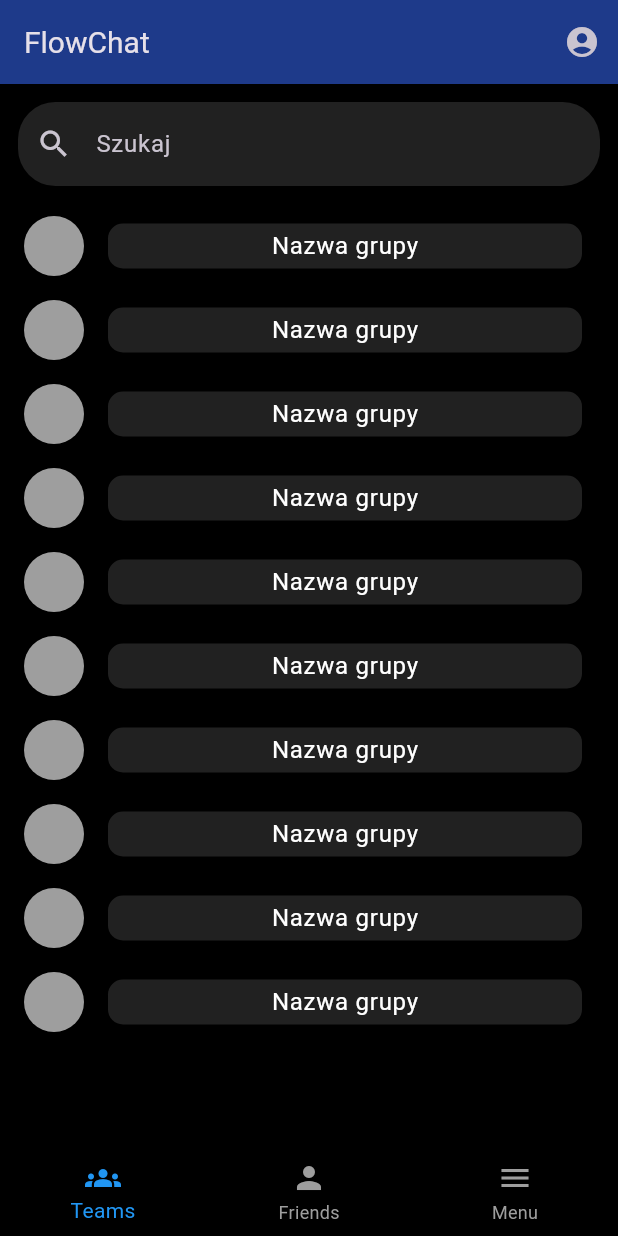
After one commit to makla12/flow_chat, a Flutter app: the HomeScreen screen opened directly, on a phone screen of 412 x 824 dp. The commit adds this screen. Run offline on Flutter 3.47's test engine with Material 3 defaults, Android fonts, the phone set to English and light mode, and no system bars; our stand-ins replace firebase_core; accounts and stored records are empty.

Commit message:
group chats

```diff
--- a/lib/main.dart
+++ b/lib/main.dart
@@ -5,9 +5,7 @@ import 'package:flow_chat/screens/welcome_screen.dart';
 
 void main() async {
   WidgetsFlutterBinding.ensureInitialized();
-  await Firebase.initializeApp(
-    options: DefaultFirebaseOptions.currentPlatform,
-  );
+  await Firebase.initializeApp(options: DefaultFirebaseOptions.currentPlatform);
   runApp(const MyApp());
 }
 
--- /dev/null
+++ b/lib/screens/grup_chat_screen.dart
@@ -0,0 +1,90 @@
+import 'package:flutter/material.dart';
+
+void main() {
+  runApp(const MyApp());
+}
+
+class MyApp extends StatelessWidget {
+  const MyApp({super.key});
+
+  @override
+  Widget build(BuildContext context) {
+    return MaterialApp(
+      debugShowCheckedModeBanner: false,
+      theme: ThemeData.dark(),
+      home: const HomeScreen(),
+    );
+  }
+}
+
+class HomeScreen extends StatelessWidget {
+  const HomeScreen({super.key});
+
+  @override
+  Widget build(BuildContext context) {
+    return Scaffold(
+      backgroundColor: Colors.black,
+      appBar: AppBar(
+        backgroundColor: const Color(0xff1E3A8A),
+        title: const Text('FlowChat', style: TextStyle(fontSize: 20)),
+        actions: [
+          IconButton(icon: const Icon(Icons.account_circle), onPressed: () {}),
+        ],
+      ),
+      body: Column(
+        children: [
+          Padding(
+            padding: const EdgeInsets.all(12.0),
+            child: TextField(
+              decoration: InputDecoration(
+                hintText: 'Szukaj',
+                prefixIcon: const Icon(Icons.search),
+                filled: true,
+                fillColor: Colors.grey.shade900,
+                border: OutlineInputBorder(
+                  borderRadius: BorderRadius.circular(25),
+                  borderSide: BorderSide.none,
+                ),
+              ),
+            ),
+          ),
+          Expanded(
+            child: ListView.builder(
+              itemCount: 10,
+              itemBuilder: (context, index) {
+                return ListTile(
+                  leading: const CircleAvatar(backgroundColor: Colors.grey),
+                  title: Container(
+                    height: 30,
+                    width: double.infinity,
+                    decoration: BoxDecoration(
+                      color: Colors.grey.shade900,
+                      borderRadius: BorderRadius.circular(10),
+                    ),
+                    child: Center(
+                      child: Text(
+                        'Nazwa grupy',
+                        style: TextStyle(color: Colors.white, fontSize: 16),
+                      ),
+                    ),
+                  ),
+                );
+              },
+            ),
+          ),
+        ],
+      ),
+      bottomNavigationBar: BottomNavigationBar(
+        backgroundColor: Colors.black,
+        selectedItemColor: Colors.blue,
+        unselectedItemColor: Colors.grey,
+        currentIndex: 0,
+        items: const [
+          BottomNavigationBarItem(icon: Icon(Icons.groups), label: 'Teams'),
+          BottomNavigationBarItem(icon: Icon(Icons.person), label: 'Friends'),
+          BottomNavigationBarItem(icon: Icon(Icons.menu), label: 'Menu'),
+        ],
+      ),
+    );
+  }
+}
```
Also changed, not shown: 1 other file.
